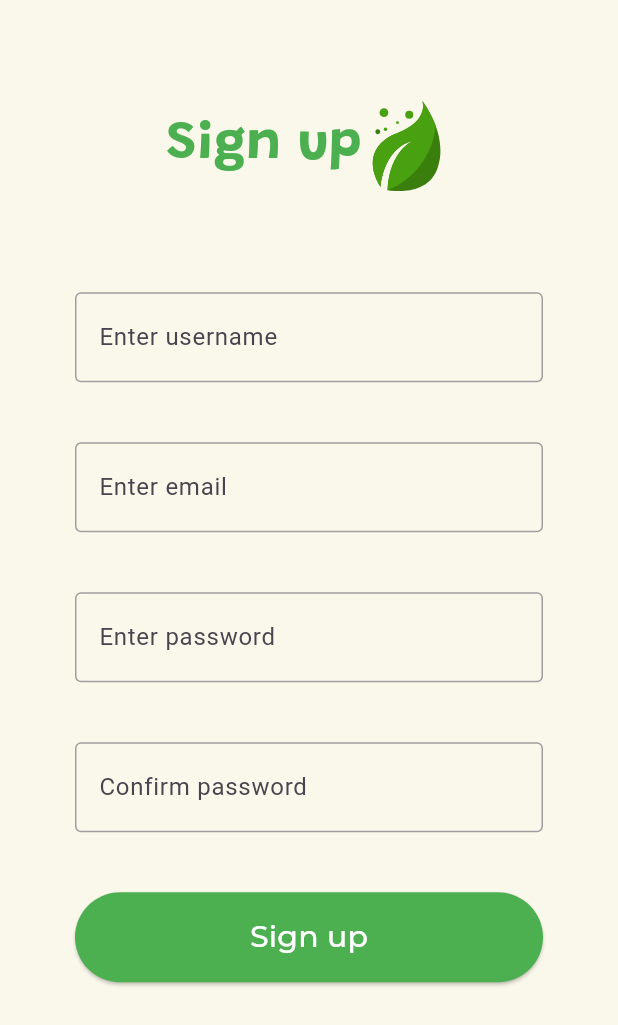
After one commit to HimeshGunathilaka/instaglide, a Flutter app: the screen it shows after launch, after a tap on "Sign up", on a phone screen of 412 x 824 dp. The commit adds this screen. Shown: the top 1025 px of the screen. Run offline on Flutter 3.47's test engine with Material 3 defaults, Android fonts, the phone set to English and light mode, and no system bars; our stand-ins replace flutter_svg; project files that could hold a hidden picture were left out.

Commit message:
converted signup page to a responsive page

```diff
--- a/lib/pages/Dashboard.dart
+++ b/lib/pages/Dashboard.dart
@@ -33,44 +33,6 @@ class Dashboard extends StatelessWidget {
                 ],
               ),
             ),
-            Expanded(
-              flex: 3,
-              child: Column(
-                children: [
-                  Container(
-                    margin: const EdgeInsets.symmetric(
-                      vertical: 20,
-                      horizontal: 50,
-                    ),
-                    child: const TextField(
-                      decoration: InputDecoration(
-                        labelText: 'Enter username',
-                        border: OutlineInputBorder(),
-                      ),
-                      style: TextStyle(
-                        fontSize: 20,
-                        height: 1,
-                      ),
-                    ),
-                  ),
-                  Container(
-                    margin: const EdgeInsets.symmetric(
-                      vertical: 20,
-                      horizontal: 50,
-                    ),
-                    child: const TextField(
-                      decoration: InputDecoration(
-                          labelText: 'Enter password',
-                          border: OutlineInputBorder()),
-                      style: TextStyle(
-                        fontSize: 20,
-                        height: 1,
-                      ),
-                    ),
-                  )
-                ],
-              ),
-            ),
           ],
         ),
       ),
--- a/lib/pages/Login.dart
+++ b/lib/pages/Login.dart
@@ -1,8 +1,31 @@
+import 'package:flutter/foundation.dart';
 import 'package:flutter/material.dart';
 import 'package:flutter_svg/flutter_svg.dart';
+import 'package:instaglide/pages/Signup.dart';
 
-class Login extends StatelessWidget {
+class Login extends StatefulWidget {
   const Login({super.key});
+
+  @override
+  State<Login> createState() => _LoginState();
+}
+
+class _LoginState extends State<Login> {
+  // const Login({super.key});
+
+  void _openSignup() {
+    // print('sign up');
+    try {
+      Navigator.push(
+        context,
+        MaterialPageRoute(builder: (context) => const Signup()),
+      );
+    } catch (e) {
+      if (kDebugMode) {
+        print('Exception : $e');
+      }
+    }
+  }
 
   @override
   Widget build(BuildContext context) {
@@ -13,15 +36,19 @@ class Login extends StatelessWidget {
     // );
 
     return Scaffold(
-      backgroundColor: const Color(0xFFFFF3E0),
-      appBar: AppBar(
-        leading: null,
-      ),
+      backgroundColor: const Color(0xFFFAF8EB),
+      // appBar: AppBar(
+      //   leading: null,
+      // ),
       body: Column(
         mainAxisAlignment: MainAxisAlignment.center,
         children: [
           Expanded(
             flex: 1,
+            child: Container(
+              margin: const EdgeInsets.symmetric(
+                vertical: 10,
+              ),
               child: Row(
                 mainAxisAlignment: MainAxisAlignment.center,
                 children: <Widget>[
@@ -39,6 +66,7 @@ class Login extends StatelessWidget {
                     height: 60,
                   ),
                 ],
+              ),
             ),
           ),
           SingleChildScrollView(
@@ -143,7 +171,7 @@ class Login extends StatelessWidget {
             flex: 1,
             child: SingleChildScrollView(
               child: Container(
-                alignment: Alignment.topCenter,
+                alignment: Alignment.bottomCenter,
                 margin: const EdgeInsets.symmetric(
                   horizontal: 5,
                 ),
@@ -224,9 +252,9 @@ class Login extends StatelessWidget {
                               // style: TextButton.styleFrom(
                               //   backgroundColor: Colors.green
                               // ),
-                              onPressed: () {},
+                              onPressed: _openSignup,
                               child: const Text(
-                                'Sign in',
+                                'Sign up',
                                 style: TextStyle(
                                   fontFamily: 'Montserrat',
                                   fontSize: 18,
--- /dev/null
+++ b/lib/pages/Signup.dart
@@ -0,0 +1,208 @@
+import 'package:flutter/material.dart';
+import 'package:flutter_svg/flutter_svg.dart';
+
+class Signup extends StatelessWidget {
+  const Signup({super.key});
+
+  @override
+  Widget build(BuildContext context) {
+    double screenWidth = MediaQuery.of(context).size.width;
+    double screenHeight = MediaQuery.of(context).size.height;
+
+    return Scaffold(
+      backgroundColor: const Color(0xFFFAF8EB),
+      body: SingleChildScrollView(
+        child: Column(
+          children: [
+            Container(
+              width: screenWidth,
+              height: screenHeight * 0.2,
+              padding: const EdgeInsets.only(
+                top: 30,
+              ),
+              child: Row(
+                mainAxisAlignment: MainAxisAlignment.center,
+                children: <Widget>[
+                  const Text(
+                    'Sign up',
+                    style: TextStyle(
+                        color: Colors.green,
+                        fontSize: 35,
+                        fontFamily: 'Grandstander',
+                        fontWeight: FontWeight.bold),
+                  ),
+                  SvgPicture.asset(
+                    "assets/icons/leaf.svg",
+                    width: 60,
+                    height: 60,
+                  ),
+                ],
+              ),
+            ),
+            Container(
+              width: screenWidth,
+              height: screenHeight * 0.8,
+              padding: const EdgeInsets.symmetric(
+                vertical: 20,
+                horizontal: 0,
+              ),
+              child: Column(
+                children: [
+                  Container(
+                    margin: const EdgeInsets.only(
+                      top: 10,
+                      left: 50,
+                      right: 50,
+                    ),
+                    child: SizedBox(
+                      height: 60,
+                      child: TextField(
+                        decoration: InputDecoration(
+                          labelText: 'Enter username',
+                          floatingLabelStyle: TextStyle(
+                            color: FocusScope.of(context).hasFocus
+                                ? Colors.green
+                                : Colors.grey,
+                          ),
+                          // errorText: 'Username is required',
+                        ),
+                        style: const TextStyle(
+                          fontSize: 20,
+                          // height: 1,
+                          fontFamily: 'Montserrat',
+                          fontWeight: FontWeight.normal,
+                        ),
+                      ),
+                    ),
+                  ),
+                  Container(
+                    margin: const EdgeInsets.only(
+                      top: 40,
+                      left: 50,
+                      right: 50,
+                    ),
+                    child: SizedBox(
+                      height: 60,
+                      child: TextField(
+                        decoration: InputDecoration(
+                          labelText: 'Enter email',
+                          floatingLabelStyle: TextStyle(
+                            color: FocusScope.of(context).hasFocus
+                                ? Colors.green
+                                : Colors.grey,
+                          ),
+                          // errorText: 'Username is required',
+                        ),
+                        style: const TextStyle(
+                          fontSize: 20,
+                          // height: 1,
+                          fontFamily: 'Montserrat',
+                          fontWeight: FontWeight.normal,
+                        ),
+                      ),
+                    ),
+                  ),
+                  Container(
+                    // padding: EdgeInsets.symmetric(
+                    //   vertical: 10,
+                    // ),
+                    margin: const EdgeInsets.only(
+                      top: 40,
+                      left: 50,
+                      right: 50,
+                    ),
+                    child: SizedBox(
+                      height: 60,
+                      child: TextField(
+                        decoration: InputDecoration(
+                          labelText: 'Enter password',
+                          floatingLabelStyle: TextStyle(
+                            color: FocusScope.of(context).hasFocus
+                                ? Colors.green
+                                : Colors.grey,
+                          ),
+                          // labelStyle: TextStyle(
+                          //   color: Colors.green,
+                          // ),
+                          // errorText: 'Password is required',
+                        ),
+                        style: const TextStyle(
+                          fontSize: 20,
+                          // height: 1,
+                          fontFamily: 'Montserrat',
+                          fontWeight: FontWeight.normal,
+                        ),
+                      ),
+                    ),
+                  ),
+                  Container(
+                    // padding: EdgeInsets.symmetric(
+                    //   vertical: 10,
+                    // ),
+                    margin: const EdgeInsets.only(
+                      top: 40,
+                      bottom: 20,
+                      left: 50,
+                      right: 50,
+                    ),
+                    child: SizedBox(
+                      height: 60,
+                      child: TextField(
+                        decoration: InputDecoration(
+                          labelText: 'Confirm password',
+                          floatingLabelStyle: TextStyle(
+                            color: FocusScope.of(context).hasFocus
+                                ? Colors.green
+                                : Colors.grey,
+                          ),
+                          // labelStyle: TextStyle(
+                          //   color: Colors.green,
+                          // ),
+                          // errorText: 'Password is required',
+                        ),
+                        style: const TextStyle(
+                          fontSize: 20,
+                          // height: 1,
+                          fontFamily: 'Montserrat',
+                          fontWeight: FontWeight.normal,
+                        ),
+                      ),
+                    ),
+                  ),
+                  Container(
+                    margin: const EdgeInsets.symmetric(
+                      vertical: 20,
+                    ),
+                    child: SizedBox(
+                      width: screenWidth - 100,
+                      height: 60,
+                      child: ElevatedButton(
+                        onPressed: () {},
+                        style: ElevatedButton.styleFrom(
+                          backgroundColor: Colors.green,
+                          foregroundColor: Colors.white,
+                          // padding: const EdgeInsets.symmetric(
+                          //   vertical: 12,
+                          //   horizontal: 40,
+                          // ),
+                        ),
+                        child: const Text(
+                          'Sign up',
+                          style: TextStyle(
+                            fontSize: 20,
+                            fontWeight: FontWeight.normal,
+                            fontFamily: 'Montserrat',
+                          ),
+                        ),
+                      ),
+                    ),
+                  )
+                ],
+              ),
+            )
+          ],
+        ),
+      ),
+    );
+  }
+}
--- a/pubspec.yaml
+++ b/pubspec.yaml
@@ -36,6 +36,7 @@ dependencies:
   # Use with the CupertinoIcons class for iOS style icons.
   cupertino_icons: ^1.0.2
   flutter_svg: ^2.0.9
+  get: ^5.0.0-release-candidate-5
   # add this line to your dependencies
 
 dev_dependencies:
```
Also changed, not shown: pubspec.lock. Lines whose indentation alone changed are shown as unchanged.
